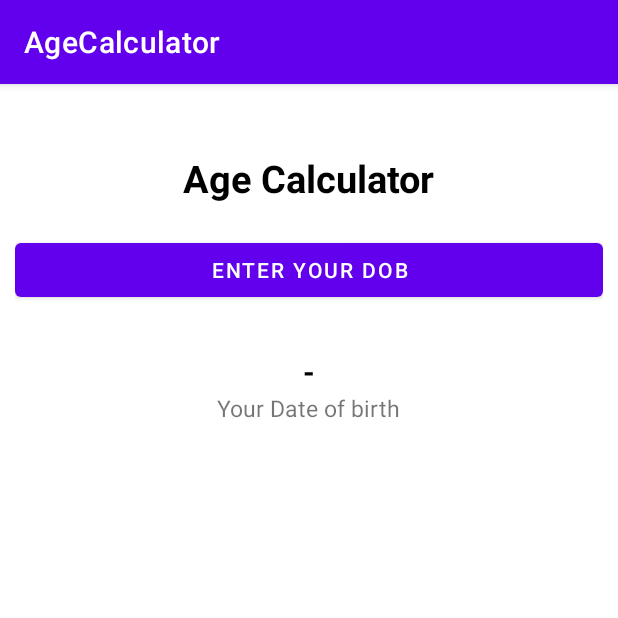
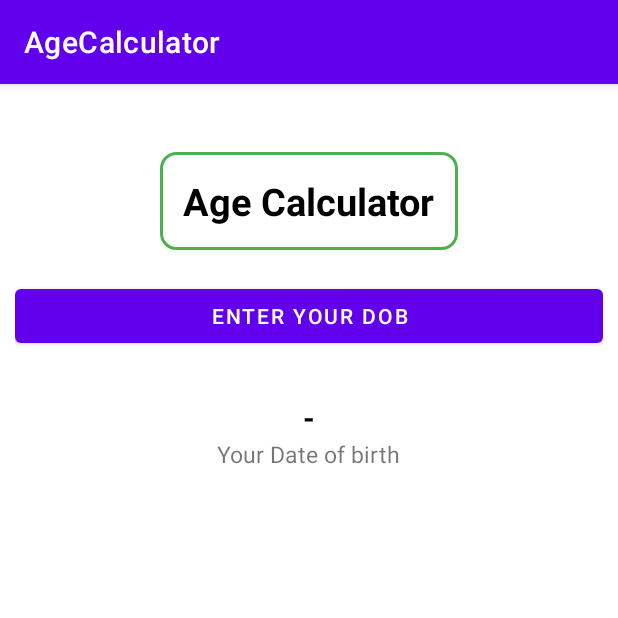
Before and after one commit to Ibrahim-K98han/AgeCalculator, an Android app: the screen it shows after launch (MainActivity), on a phone screen of 412 x 824 dp, the top half of it. Run offline under Robolectric (Android 15) with nearby library versions, the phone set to English and light mode, and no system bars.

Commit message:
custome background set of text field

```diff
--- a/app/src/main/res/drawable/background_shap.xml
+++ b/app/src/main/res/drawable/background_shap.xml
@@ -4,6 +4,6 @@
 
     <stroke android:color="#4CAF50"
         android:width="2dp"/>
-    <corners android:radius="20dp"/>
+    <corners android:radius="10dp"/>
 
 </shape>
--- a/app/src/main/res/layout/activity_main.xml
+++ b/app/src/main/res/layout/activity_main.xml
@@ -21,6 +21,8 @@
         android:textColor="@color/black"
         android:textSize="25sp"
         android:textStyle="bold"
+        android:padding="15dp"
+        android:background="@drawable/background_shap"
         app:layout_constraintBottom_toBottomOf="parent"
         app:layout_constraintEnd_toEndOf="parent"
         app:layout_constraintHorizontal_bias="0.506"
```
